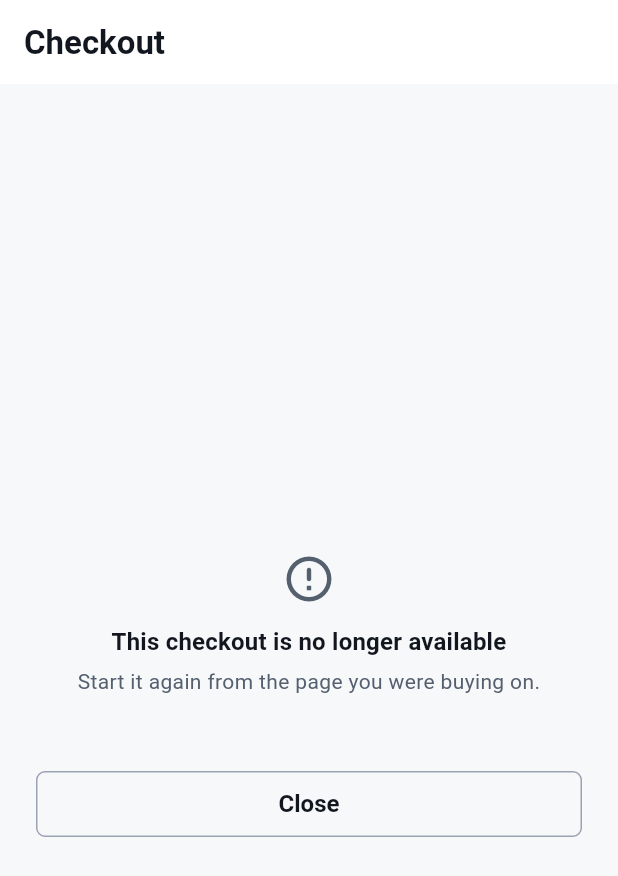
After one commit to dikshitmhrzn-sketch/nepalhub-, a Flutter app: the CheckoutPage screen opened by its route, on a phone screen of 412 x 824 dp. The commit adds this screen. Shown: the top 876 px of the screen. Run offline on Flutter 3.47's test engine with Material 3 defaults, Android fonts, the phone set to English and light mode, and no system bars; our stand-ins replace cookie_jar, dio, dio_cookie_manager, flutter_secure_storage, go_router, webview_flutter; accounts and stored records are empty; network calls fail.

Commit message:
feat: add event ticket checkout in a web view

```diff
--- a/mobile/lib/core/router/app_router.dart
+++ b/mobile/lib/core/router/app_router.dart
@@ -2,12 +2,14 @@ import 'package:go_router/go_router.dart';
 import 'package:provider/provider.dart';
 
 import '../../features/health/api.dart';
+import '../../features/payments/api.dart';
 import '../widgets/app_shell.dart';
 import '../../pages/account_page.dart';
 import '../../pages/browse_page.dart';
 import '../../pages/business_page.dart';
 import '../../pages/businesses_page.dart';
 import '../../pages/calculator_page.dart';
+import '../../pages/checkout_page.dart';
 import '../../pages/deal_page.dart';
 import '../../pages/deals_page.dart';
 import '../../pages/event_page.dart';
@@ -150,5 +152,11 @@ GoRouter createAppRouter() => GoRouter(
           path: '/register',
           builder: (context, state) => const RegisterPage(),
         ),
+        GoRoute(
+          path: '/checkout',
+          builder: (context, state) => CheckoutPage(
+            checkout: state.extra is Checkout ? state.extra! as Checkout : null,
+          ),
+        ),
       ],
     );
--- /dev/null
+++ b/mobile/lib/features/payments/api.dart
@@ -0,0 +1,202 @@
+import '../../core/api/api_client.dart';
+import '../../core/api/paged_result.dart';
+
+const paymentStatusLabels = <String, String>{
+  'Pending': 'Waiting for the provider',
+  'Succeeded': 'Paid',
+  'Failed': 'Not completed',
+  'RefundDue': 'Refund owed',
+  'Refunded': 'Refunded',
+};
+
+const paymentKindLabels = <String, String>{
+  'Subscription': 'Plan',
+  'EventTicket': 'Event ticket',
+};
+
+String paymentStatusLabel(String status) =>
+    paymentStatusLabels[status] ?? status;
+
+class PaymentConfig {
+  const PaymentConfig({required this.available, required this.provider});
+
+  final bool available;
+  final String provider;
+
+  factory PaymentConfig.fromJson(Map<String, dynamic> json) => PaymentConfig(
+        available: json['available'] as bool? ?? false,
+        provider: '${json['provider'] ?? 'none'}',
+      );
+}
+
+class Checkout {
+  const Checkout({
+    required this.reference,
+    this.checkoutUrl,
+    this.fields,
+    required this.status,
+  });
+
+  final String reference;
+  final String? checkoutUrl;
+  final Map<String, String>? fields;
+  final String status;
+
+  /// A reference with no form is a payment that already finished one way or another.
+  bool get needsForm => checkoutUrl != null && fields != null;
+
+  factory Checkout.fromJson(Map<String, dynamic> json) => Checkout(
+        reference: '${json['reference'] ?? ''}',
+        checkoutUrl: json['checkoutUrl'] as String?,
+        fields: json['fields'] is Map<String, dynamic>
+            ? (json['fields'] as Map<String, dynamic>)
+                .map((key, value) => MapEntry(key, '$value'))
+            : null,
+        status: '${json['status'] ?? 'Pending'}',
+      );
+}
+
+class Payment {
+  const Payment({
+    required this.reference,
+    required this.kind,
+    required this.status,
+    required this.amountNpr,
+    required this.description,
+    this.failureCode,
+    this.providerReference,
+    required this.createdAt,
+    this.settledAt,
+    this.refundedAt,
+  });
+
+  final String reference;
+  final String kind;
+  final String status;
+  final int amountNpr;
+  final String description;
+  final String? failureCode;
+  final String? providerReference;
+  final String createdAt;
+  final String? settledAt;
+  final String? refundedAt;
+
+  bool get isSettled => status == 'Succeeded';
+  bool get isPending => status == 'Pending';
+  bool get failed => status == 'Failed';
+
+  factory Payment.fromJson(Map<String, dynamic> json) => Payment(
+        reference: '${json['reference'] ?? ''}',
+        kind: '${json['kind'] ?? 'Subscription'}',
+        status: '${json['status'] ?? 'Pending'}',
+        amountNpr: (json['amountNpr'] as num?)?.toInt() ?? 0,
+        description: '${json['description'] ?? ''}',
+        failureCode: json['failureCode'] as String?,
+        providerReference: json['providerReference'] as String?,
+        createdAt: '${json['createdAt'] ?? ''}',
+        settledAt: json['settledAt'] as String?,
+        refundedAt: json['refundedAt'] as String?,
+      );
+}
+
+class PaymentSummary {
+  const PaymentSummary({
+    required this.reference,
+    required this.kind,
+    required this.status,
+    required this.amountNpr,
+    required this.description,
+    this.failureCode,
+    required this.createdAt,
+    this.settledAt,
+    this.refundedAt,
+  });
+
+  final String reference;
+  final String kind;
+  final String status;
+  final int amountNpr;
+  final String description;
+  final String? failureCode;
+  final String createdAt;
+  final String? settledAt;
+  final String? refundedAt;
+
+  factory PaymentSummary.fromJson(Map<String, dynamic> json) => PaymentSummary(
+        reference: '${json['reference'] ?? ''}',
+        kind: '${json['kind'] ?? 'Subscription'}',
+        status: '${json['status'] ?? 'Pending'}',
+        amountNpr: (json['amountNpr'] as num?)?.toInt() ?? 0,
+        description: '${json['description'] ?? ''}',
+        failureCode: json['failureCode'] as String?,
+        createdAt: '${json['createdAt'] ?? ''}',
+        settledAt: json['settledAt'] as String?,
+        refundedAt: json['refundedAt'] as String?,
+      );
+}
+
+class PaymentsApi {
+  PaymentsApi(this._client);
+
+  final ApiClient _client;
+
+  Future<PaymentConfig> config() => _client.getObject<PaymentConfig>(
+        '/payments/config',
+        fromJson: PaymentConfig.fromJson,
+      );
+
+  Future<Checkout> checkout({
+    required String kind,
+    required String slug,
+    String? tier,
+    int quantity = 1,
+  }) {
+    final body = <String, Object?>{
+      'kind': kind,
+      'slug': slug,
+      'quantity': quantity,
+    };
+    if (tier != null) {
+      body['tier'] = tier;
+    }
+    return _client.postObject<Checkout>(
+      '/payments/checkout',
+      body: body,
+      fromJson: Checkout.fromJson,
+    );
+  }
+
+  Future<Payment> verify({
+    required String reference,
+    String? data,
+    String? signature,
+  }) {
+    final body = <String, Object?>{'reference': reference};
+    if (data != null) {
+      body['data'] = data;
+    }
+    if (signature != null) {
+      body['signature'] = signature;
+    }
+    return _client.postObject<Payment>(
+      '/payments/verify',
+      body: body,
+      fromJson: Payment.fromJson,
+    );
+  }
+
+  Future<Payment> payment(String reference) => _client.getObject<Payment>(
+        '/payments/$reference',
+        fromJson: Payment.fromJson,
+      );
+
+  Future<PagedResult<PaymentSummary>> myPayments({
+    int page = 1,
+    int pageSize = 20,
+  }) =>
+      _client.getPaged<PaymentSummary>(
+        '/account/payments',
+        query: <String, dynamic>{'page': page, 'pageSize': pageSize},
+        fromJson: PaymentSummary.fromJson,
+      );
+}
--- /dev/null
+++ b/mobile/lib/pages/checkout_page.dart
@@ -0,0 +1,338 @@
+import 'dart:io';
+
+import 'package:flutter/foundation.dart';
+import 'package:flutter/material.dart';
+import 'package:provider/provider.dart';
+import 'package:webview_flutter/webview_flutter.dart';
+
+import '../core/api/api_client.dart';
+import '../core/api/api_exception.dart';
+import '../core/theme/tokens.dart';
+import '../core/util/external.dart';
+import '../core/util/formats.dart';
+import '../core/widgets/error_banner.dart';
+import '../core/widgets/state_message.dart';
+import '../features/payments/api.dart';
+
+class CheckoutPage extends StatefulWidget {
+  const CheckoutPage({super.key, required this.checkout});
+
+  final Checkout? checkout;
+
+  @override
+  State<CheckoutPage> createState() => _CheckoutPageState();
+}
+
+class _CheckoutPageState extends State<CheckoutPage> {
+  Payment? _payment;
+  ApiException? _error;
+  bool _verifying = false;
+  bool _offerPayload = true;
+  String? _returnData;
+  String? _returnSignature;
+  WebViewController? _webView;
+
+  @override
+  void initState() {
+    super.initState();
+    final checkout = widget.checkout;
+    if (checkout != null && checkout.needsForm && _webViewAvailable) {
+      _webView = _buildWebView(checkout);
+    }
+  }
+
+  bool get _webViewAvailable {
+    try {
+      return !kIsWeb && Platform.isAndroid && WebViewPlatform.instance != null;
+    } catch (_) {
+      return false;
+    }
+  }
+
+  WebViewController _buildWebView(Checkout checkout) {
+    final controller = WebViewController()
+      ..setJavaScriptMode(JavaScriptMode.unrestricted)
+      ..setNavigationDelegate(
+        NavigationDelegate(
+          onNavigationRequest: (request) {
+            final uri = Uri.tryParse(request.url);
+            if (uri != null && uri.path.contains('/return')) {
+              _onProviderReturn(uri);
+              return NavigationDecision.prevent;
+            }
+            return NavigationDecision.navigate;
+          },
+        ),
+      );
+    controller.loadHtmlString(_checkoutForm(checkout));
+    return controller;
+  }
+
+  void _onProviderReturn(Uri uri) {
+    _returnData = uri.queryParameters['data'];
+    _returnSignature = uri.queryParameters['signature'];
+    _verify();
+  }
+
+  Future<void> _verify() async {
+    final checkout = widget.checkout;
+    if (checkout == null || _verifying) {
+      return;
+    }
+    final api = PaymentsApi(context.read<ApiClient>());
+    setState(() {
+      _verifying = true;
+      _error = null;
+    });
+    try {
+      final payment = await api.verify(
+        reference: checkout.reference,
+        data: _offerPayload ? _returnData : null,
+        signature: _offerPayload ? _returnSignature : null,
+      );
+      if (!mounted) {
+        return;
+      }
+      setState(() {
+        _payment = payment;
+        _verifying = false;
+      });
+    } on ApiException catch (error) {
+      if (!mounted) {
+        return;
+      }
+      setState(() {
+        _verifying = false;
+        _error = error;
+        if (error.code == 'payment_signature_invalid') {
+          _offerPayload = false;
+        }
+      });
+    }
+  }
+
+  String _checkoutForm(Checkout checkout) {
+    final buffer = StringBuffer()
+      ..writeln('<!doctype html>')
+      ..writeln('<html><head><meta charset="utf-8">')
+      ..writeln(
+        '<meta name="viewport" content="width=device-width, initial-scale=1">',
+      )
+      ..writeln(
+        '<style>body{font-family:sans-serif;padding:24px;color:#12171F}'
+        'p{line-height:1.5}</style>',
+      )
+      ..writeln('</head><body>')
+      ..writeln('<p>Taking you to the payment page&hellip;</p>')
+      ..writeln('<form id="checkout" method="POST" action="${_escape(checkout.checkoutUrl!)}">');
+    checkout.fields!.forEach((name, value) {
+      buffer.writeln(
+        '<input type="hidden" name="${_escape(name)}" value="${_escape(value)}">',
+      );
+    });
+    buffer
+      ..writeln('</form>')
+      ..writeln(
+        '<script>document.getElementById("checkout").submit();</script>',
+      )
+      ..writeln('</body></html>');
+    return buffer.toString();
+  }
+
+  String _escape(String value) => value
+      .replaceAll('&', '&amp;')
+      .replaceAll('<', '&lt;')
+      .replaceAll('>', '&gt;')
+      .replaceAll('"', '&quot;')
+      .replaceAll("'", '&#39;');
+
+  void _done() {
+    final navigator = Navigator.of(context);
+    if (navigator.canPop()) {
+      navigator.pop();
+    }
+  }
+
+  @override
+  Widget build(BuildContext context) {
+    final theme = Theme.of(context);
+    final webView = _webView;
+    return Scaffold(
+      appBar: AppBar(title: const Text('Checkout')),
+      body: webView != null && widget.checkout?.needsForm == true
+          ? WebViewWidget(controller: webView)
+          : Center(
+              child: SingleChildScrollView(
+                padding: const EdgeInsets.all(NhSpace.s5),
+                child: ConstrainedBox(
+                  constraints: const BoxConstraints(maxWidth: 480),
+                  child: _buildContent(theme),
+                ),
+              ),
+            ),
+    );
+  }
+
+  Widget _buildContent(ThemeData theme) {
+    final checkout = widget.checkout;
+    final payment = _payment;
+
+    if (payment != null) {
+      return _result(theme, payment);
+    }
+    if (checkout == null) {
+      return Column(
+        children: [
+          const StateMessage(
+            tone: StateMessageTone.error,
+            title: 'This checkout is no longer available',
+            description: 'Start it again from the page you were buying on.',
+          ),
+          SizedBox(
+            width: double.infinity,
+            child: OutlinedButton(
+              onPressed: _done,
+              child: const Text('Close'),
+            ),
+          ),
+        ],
+      );
+    }
+    if (!checkout.needsForm) {
+      return Column(
+        children: [
+          StateMessage(
+            tone: StateMessageTone.empty,
+            title: 'That payment has already finished',
+            description:
+                'Reference ${checkout.reference} · ${paymentStatusLabel(checkout.status)}.',
+          ),
+          SizedBox(
+            width: double.infinity,
+            child: OutlinedButton(
+              onPressed: _done,
+              child: const Text('Close'),
+            ),
+          ),
+        ],
+      );
+    }
+
+    final colors = theme.colorScheme;
+    return Column(
+      crossAxisAlignment: CrossAxisAlignment.stretch,
+      children: [
+        Text(
+          'Complete your payment',
+          style: theme.textTheme.titleLarge?.copyWith(fontWeight: FontWeight.w800),
+        ),
+        const SizedBox(height: NhSpace.s1),
+        Text(
+          'You are paying through your payment provider. Reference ${checkout.reference}.',
+          style: theme.textTheme.bodyMedium
+              ?.copyWith(color: colors.onSurfaceVariant),
+        ),
+        const SizedBox(height: NhSpace.s4),
+        FilledButton.icon(
+          onPressed: () => openExternal(context, checkout.checkoutUrl!),
+          icon: const Icon(Icons.open_in_new_rounded, size: 18),
+          label: const Text('Open the payment page'),
+        ),
+        const SizedBox(height: NhSpace.s2),
+        OutlinedButton(
+          onPressed: _verifying ? null : _verify,
+          child: _verifying
+              ? const SizedBox(
+                  width: 18,
+                  height: 18,
+                  child: CircularProgressIndicator(strokeWidth: 2),
+                )
+              : const Text('I have paid — check'),
+        ),
+        if (_error != null) ...[
+          const SizedBox(height: NhSpace.s3),
+          ErrorBanner.fromApi(_error!),
+          if (_error!.code == 'payment_signature_invalid') ...[
+            const SizedBox(height: NhSpace.s2),
+            TextButton(
+              onPressed: _verifying ? null : _verify,
+              child: const Text('Ask the provider again'),
+            ),
+          ],
+        ],
+        const SizedBox(height: NhSpace.s3),
+        Text(
+          'A return on its own settles nothing: the payment is confirmed by asking the '
+          'provider directly, so a hand-edited address decides nothing.',
+          style: theme.textTheme.bodySmall?.copyWith(color: colors.onSurfaceVariant),
+        ),
+      ],
+    );
+  }
+
+  Widget _result(ThemeData theme, Payment payment) {
+    final colors = theme.colorScheme;
+    final settled = payment.isSettled;
+    final failed = payment.failed;
+    final title = settled
+        ? 'Payment confirmed'
+        : failed
+            ? 'The payment did not go through'
+            : 'Still waiting for the provider';
+    final description = failed
+        ? '${payment.description} — ${npr(payment.amountNpr)}. Nothing was taken for this one.'
+        : settled
+            ? '${payment.description} — ${npr(payment.amountNpr)}. '
+                '${paymentStatusLabel(payment.status)}.'
+            : 'Nothing has been settled yet. Asking again is the same question rather '
+                'than a second payment.';
+    final color = failed ? colors.error : colors.primary;
+
+    return Column(
+      crossAxisAlignment: CrossAxisAlignment.stretch,
+      children: [
+        Icon(
+          failed ? Icons.error_outline_rounded : Icons.check_circle_outline_rounded,
+          size: 56,
+          color: color,
+        ),
+        const SizedBox(height: NhSpace.s3),
+        Text(
+          title,
+          textAlign: TextAlign.center,
+          style: theme.textTheme.titleLarge?.copyWith(fontWeight: FontWeight.w800),
+        ),
+        const SizedBox(height: NhSpace.s2),
+        Text(
+          description,
+          textAlign: TextAlign.center,
+          style: theme.textTheme.bodyMedium?.copyWith(color: colors.onSurfaceVariant),
+        ),
+        const SizedBox(height: NhSpace.s2),
+        Text(
+          'Reference ${payment.reference}',
+          textAlign: TextAlign.center,
+          style: theme.textTheme.bodySmall?.copyWith(color: colors.onSurfaceVariant),
+        ),
+        const SizedBox(height: NhSpace.s5),
+        if (payment.isPending)
+          OutlinedButton(
+            onPressed: _verifying ? null : _verify,
+            child: _verifying
+                ? const SizedBox(
+                    width: 18,
+                    height: 18,
+                    child: CircularProgressIndicator(strokeWidth: 2),
+                  )
+                : const Text('Check again'),
+          ),
+        if (_error != null) ...[
+          const SizedBox(height: NhSpace.s3),
+          ErrorBanner.fromApi(_error!),
+        ],
+        const SizedBox(height: NhSpace.s3),
+        FilledButton(onPressed: _done, child: const Text('Done')),
+      ],
+    );
+  }
+}
```
Also changed, not shown: mobile/lib/pages/event_page.dart (+43 -2 lines), 3 other files.
